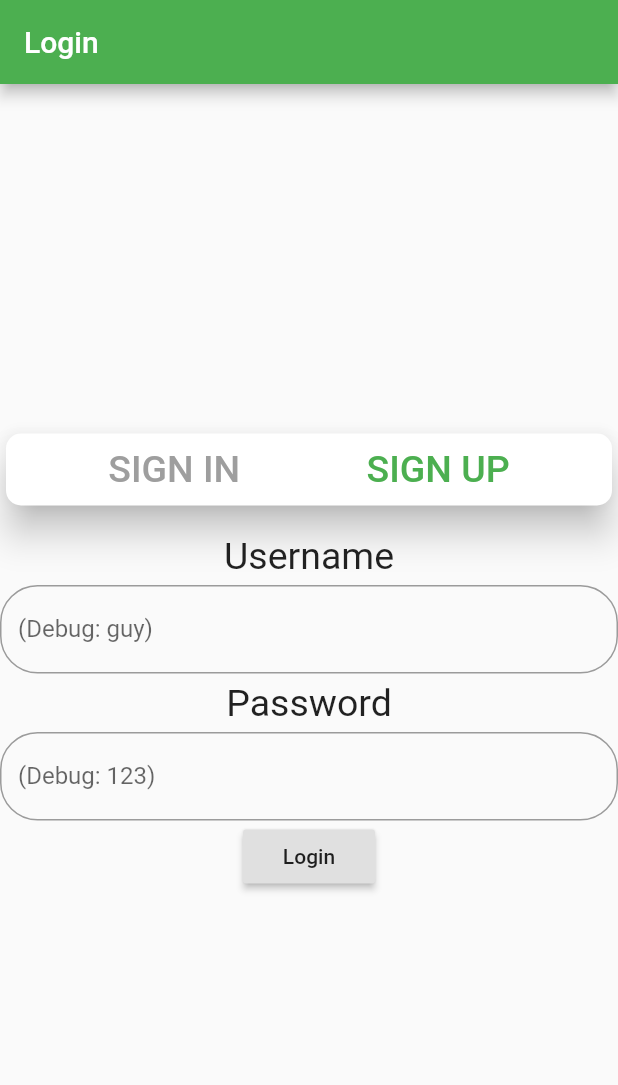
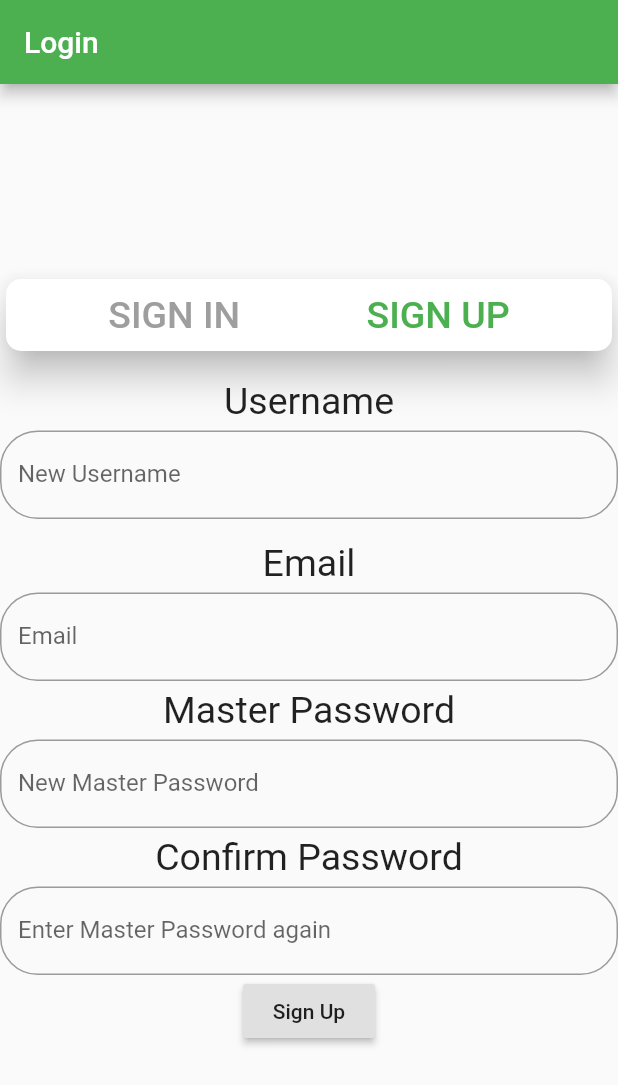
Before and after one commit to uprm-inso-4101-2020-2021-S1/semester-project-oni-kingsmen, a Flutter app: the screen it shows after launch, after a tap on "SIGN UP", on a phone screen of 412 x 824 dp. Shown: the top 1085 px of the screen. Run offline on Flutter 3.47's test engine with Material 2 defaults, Android fonts, the phone set to English and light mode, and no system bars; our stand-ins replace fluttertoast; network calls fail.

Commit message:
Master Accounts with Email

```diff
--- a/lib/main.dart
+++ b/lib/main.dart
@@ -18,8 +18,8 @@ int userID = 0;
 //   return passwordList;
 // }
 
-void createNewPassword(String password, String account, String email,
-    String main) {
+void createNewPassword(
+    String password, String account, String email, String main) {
   print("creating password with" +
       " main: " +
       main +
@@ -61,8 +61,7 @@ class MyApp extends StatelessWidget {
 Future<bool> onBackPressed(BuildContext context) async {
   return showDialog(
         context: context,
-    builder: (context) =>
-    new AlertDialog(
+        builder: (context) => new AlertDialog(
           title: new Text('You are about to log out.'),
           content: new Text('Are you sure?'),
           actions: <Widget>[
@@ -285,6 +284,8 @@ class _SignInPageState extends State<SignInPage> {
   // bool _obscureText;
   final _usernamecontroller = TextEditingController();
   final _passwordcontroller = TextEditingController();
+  final _emailcontroller = TextEditingController();
+  final _confirmcontroller = TextEditingController();
   bool processing = false;
 
   @override
@@ -310,24 +311,36 @@ class _SignInPageState extends State<SignInPage> {
     var data = {
       'user': _usernamecontroller.text,
       'pass': _passwordcontroller.text,
+      'email': _emailcontroller.text.toLowerCase(),
     };
 
     var res = await http.post(url, body: data);
 
-    if (jsonDecode(res.body) == 'exists') {
+    if (jsonDecode(res.body) == 'email exists') {
       Fluttertoast.showToast(
-          msg: "Account already exists", toastLength: Toast.LENGTH_SHORT);
+          msg: "Email already taken, try logging in.",
+          toastLength: Toast.LENGTH_SHORT);
+    } else if (jsonDecode(res.body) == 'user exists') {
+      Fluttertoast.showToast(
+          msg: "Account name already taken.", toastLength: Toast.LENGTH_SHORT);
     } else if (jsonDecode(res.body) == 'created') {
       Fluttertoast.showToast(
-          msg: "Account created", toastLength: Toast.LENGTH_SHORT);
+          msg: "Account created. Login with your new account", toastLength: Toast.LENGTH_SHORT);
       _passwordcontroller.text = '';
       _usernamecontroller.text = '';
+      _emailcontroller.text = '';
+      _confirmcontroller.text = '';
+      setState(() {
+        _signIn = true;
+      });
       // Navigator.push(
       //   context,
       //   MaterialPageRoute(builder: (context) => HomePage()),
       // );
     } else {
-      Fluttertoast.showToast(msg: "failed", toastLength: Toast.LENGTH_SHORT);
+      Fluttertoast.showToast(
+          msg: "Failed to create account. Try again later.",
+          toastLength: Toast.LENGTH_SHORT);
     }
 
     setState(() {
@@ -419,6 +432,10 @@ class _SignInPageState extends State<SignInPage> {
             onPressed: () {
               setState(() {
                 _signIn = true;
+                _passwordcontroller.text = '';
+                _usernamecontroller.text = '';
+                _emailcontroller.text = '';
+                _confirmcontroller.text = '';
               });
             },
             child: Text("SIGN IN",
@@ -431,6 +448,10 @@ class _SignInPageState extends State<SignInPage> {
             onPressed: () {
               setState(() {
                 _signIn = false;
+                _passwordcontroller.text = '';
+                _usernamecontroller.text = '';
+                _emailcontroller.text = '';
+                _confirmcontroller.text = '';
               });
             },
             child: Text("SIGN UP",
@@ -445,6 +466,7 @@ class _SignInPageState extends State<SignInPage> {
   }
 
   Widget _buildForm() {
+    if (_signIn) {
       return Form(
           key: _formKey,
           child: Column(
@@ -457,17 +479,32 @@ class _SignInPageState extends State<SignInPage> {
             ],
           ));
     }
+    return Form(
+        key: _formKey,
+        child: Column(
+          mainAxisAlignment: MainAxisAlignment.center,
+          children: <Widget>[
+            _loginBoxUI(),
+            _buildUsernameField(),
+            _buildEmailField(),
+            _buildPasswordField(),
+            _buildConfirmPasswordField(),
+            _buildSubmitButton(),
+          ],
+        ));
+  }
 
   Widget _buildUsernameField() {
     return Column(
       children: [
         new Padding(padding: EdgeInsets.only(top: 15.0)),
-        new Text('Username', style: new TextStyle(fontSize: 25.0)),
+
+        new Text(_signIn? 'Username or Email':'Username', style: new TextStyle(fontSize: 25.0)),
         new Padding(padding: EdgeInsets.only(top: 5.0)),
         new TextFormField(
           decoration: new InputDecoration(
             fillColor: Colors.white,
-            labelText: '(Debug: guy)',
+            labelText: _signIn ? 'Username or Email (Debug: guy)' : 'New Username',
             border: new OutlineInputBorder(
               borderRadius: new BorderRadius.circular(25.0),
               borderSide: new BorderSide(),
@@ -477,9 +514,51 @@ class _SignInPageState extends State<SignInPage> {
           onSaved: (username) {
             formData['username'] = username;
           },
-          validator: (username) =>
+          validator: (username) {
+            if(username.length <= 0){
+              return "Please enter a username.";
+            }
+            if (!_signIn && RegExp(r"[a-zA-Z0-9!#$%&'*+/=?^_`{|}~-]+(?:\.[a-zA-Z0-9!#$%&'*+/=?^_`{|}~-]+)*@(?:[a-zA-Z0-9](?:[a-zA-Z0-9-]*[a-zA-Z0-9])?\.)+[a-zA-Z0-9](?:[a-zA-Z0-9-]*[a-zA-Z0-9])?")
+                    .hasMatch(username)) {
+              return 'Username cannot follow email format.';
+            }
+             return null;
+          }
               // username == masterUsername ? null : 'Incorrect Username',
-          username.length > 0 ? null : "enter",
+
+        ),
+      ],
+    );
+  }
+
+  Widget _buildEmailField() {
+    return Column(
+      children: [
+        new Padding(padding: EdgeInsets.only(top: 15.0)),
+        new Text('Email', style: new TextStyle(fontSize: 25.0)),
+        new Padding(padding: EdgeInsets.only(top: 5.0)),
+        new TextFormField(
+          decoration: new InputDecoration(
+            fillColor: Colors.white,
+            labelText: 'Email',
+            border: new OutlineInputBorder(
+              borderRadius: new BorderRadius.circular(25.0),
+              borderSide: new BorderSide(),
+            ),
+          ),
+          controller: _emailcontroller,
+          onSaved: (email) {
+            formData['email'] = email;
+          },
+          validator: (email) {
+            if (email.length > 0 &&
+                !RegExp(r"[a-zA-Z0-9!#$%&'*+/=?^_`{|}~-]+(?:\.[a-zA-Z0-9!#$%&'*+/=?^_`{|}~-]+)*@(?:[a-zA-Z0-9](?:[a-zA-Z0-9-]*[a-zA-Z0-9])?\.)+[a-zA-Z0-9](?:[a-zA-Z0-9-]*[a-zA-Z0-9])?")
+                    .hasMatch(email)) {
+              return 'This is an invalid email.';
+            } else {
+              return null;
+            }
+          },
         ),
       ],
     );
@@ -489,12 +568,14 @@ class _SignInPageState extends State<SignInPage> {
     return Column(
       children: [
         new Padding(padding: EdgeInsets.only(top: 5.0)),
-        new Text('Password', style: new TextStyle(fontSize: 25.0)),
+        new Text('Master Password', style: new TextStyle(fontSize: 25.0)),
         new Padding(padding: EdgeInsets.only(top: 5.0)),
         new TextFormField(
           controller: _passwordcontroller,
           decoration: new InputDecoration(
-            labelText: '(Debug: 123)',
+            labelText: _signIn
+                ? 'Master Password (Debug: 123)'
+                : 'New Master Password',
             fillColor: Colors.white,
             border: new OutlineInputBorder(
               borderRadius: new BorderRadius.circular(25.0),
@@ -515,7 +596,45 @@ class _SignInPageState extends State<SignInPage> {
           onSaved: (password) {
             formData['password'] = password;
           },
-          validator: (password) => password.length > 0 ? null : "enter",
+          validator: (password) =>
+              password.length > 0 ? null : "Please enter a password.",
+          //password == masterPassword ? null : 'Incorrect Master Password',
+        )
+      ],
+    );
+  }
+
+  Widget _buildConfirmPasswordField() {
+    return Column(
+      children: [
+        new Padding(padding: EdgeInsets.only(top: 5.0)),
+        new Text('Confirm Password', style: new TextStyle(fontSize: 25.0)),
+        new Padding(padding: EdgeInsets.only(top: 5.0)),
+        new TextFormField(
+          controller: _confirmcontroller,
+          decoration: new InputDecoration(
+            labelText: 'Enter Master Password again',
+            fillColor: Colors.white,
+            border: new OutlineInputBorder(
+              borderRadius: new BorderRadius.circular(25.0),
+              borderSide: new BorderSide(),
+            ),
+            // suffixIcon: GestureDetector(
+            //   onTap: () {
+            //     setState(() {
+            //       _obscureText = !_obscureText;
+            //     });
+            //   },
+            //   child:
+            //   Icon(_obscureText ? Icons.visibility : Icons.visibility_off),
+            // ),
+          ),
+          // obscureText: _obscureText,
+          obscureText: true,
+          validator: (password) =>
+              _confirmcontroller.text == _passwordcontroller.text
+                  ? null
+                  : "Password does not equal master password given.",
           //password == masterPassword ? null : 'Incorrect Master Password',
         )
       ],
@@ -523,12 +642,25 @@ class _SignInPageState extends State<SignInPage> {
   }
 
   Widget _buildSubmitButton() {
+    if (_signIn)
       return RaisedButton(
         onPressed: () {
           _submitForm();
         },
         child: processing == false
-          ? Text('Login')
+            ? Text('Sign In')
+            : CircularProgressIndicator(
+                backgroundColor: Colors.green,
+              ),
+      );
+
+    //Sign up
+    return RaisedButton(
+      onPressed: () {
+        _submitForm();
+      },
+      child: processing == false
+          ? Text('Sign Up')
           : CircularProgressIndicator(
               backgroundColor: Colors.green,
             ),
@@ -585,7 +717,6 @@ class _NewPasswordPageState extends State<NewPasswordPage> {
         key: _formKey,
         child: Column(
           mainAxisAlignment: MainAxisAlignment.start,
-
           children: <Widget>[
             _buildMainField(),
             _buildPasswordField(),
@@ -674,8 +805,7 @@ class _NewPasswordPageState extends State<NewPasswordPage> {
           },
           validator: (email) {
             if (email.length > 0 &&
-                !RegExp(
-                    r"[a-zA-Z0-9!#$%&'*+/=?^_`{|}~-]+(?:\.[a-zA-Z0-9!#$%&'*+/=?^_`{|}~-]+)*@(?:[a-zA-Z0-9](?:[a-zA-Z0-9-]*[a-zA-Z0-9])?\.)+[a-zA-Z0-9](?:[a-zA-Z0-9-]*[a-zA-Z0-9])?")
+                !RegExp(r"[a-zA-Z0-9!#$%&'*+/=?^_`{|}~-]+(?:\.[a-zA-Z0-9!#$%&'*+/=?^_`{|}~-]+)*@(?:[a-zA-Z0-9](?:[a-zA-Z0-9-]*[a-zA-Z0-9])?\.)+[a-zA-Z0-9](?:[a-zA-Z0-9-]*[a-zA-Z0-9])?")
                     .hasMatch(email)) {
               return 'This is an invalid email.';
             } else {
@@ -692,8 +822,7 @@ class _NewPasswordPageState extends State<NewPasswordPage> {
       children: [
         new Padding(padding: EdgeInsets.only(top: 5.0)),
         new Text('Account Name (Optional):',
-            textAlign: TextAlign.left,
-            style: new TextStyle(fontSize: 15.0)),
+            textAlign: TextAlign.left, style: new TextStyle(fontSize: 15.0)),
         new Padding(padding: EdgeInsets.only(top: 2.5)),
         new TextFormField(
           controller: _usernameController,
@@ -747,7 +876,9 @@ class _NewPasswordPageState extends State<NewPasswordPage> {
         child: Text('Submit'),
       );
     else {
-      return CircularProgressIndicator(backgroundColor: Colors.green,);
+      return CircularProgressIndicator(
+        backgroundColor: Colors.green,
+      );
     }
   }
 
```
Lines whose indentation alone changed are shown as unchanged.
